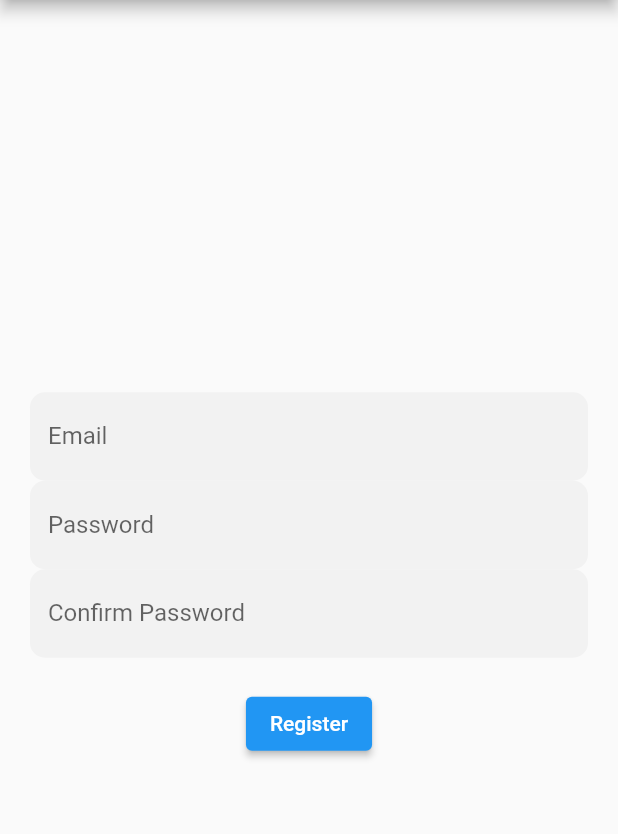
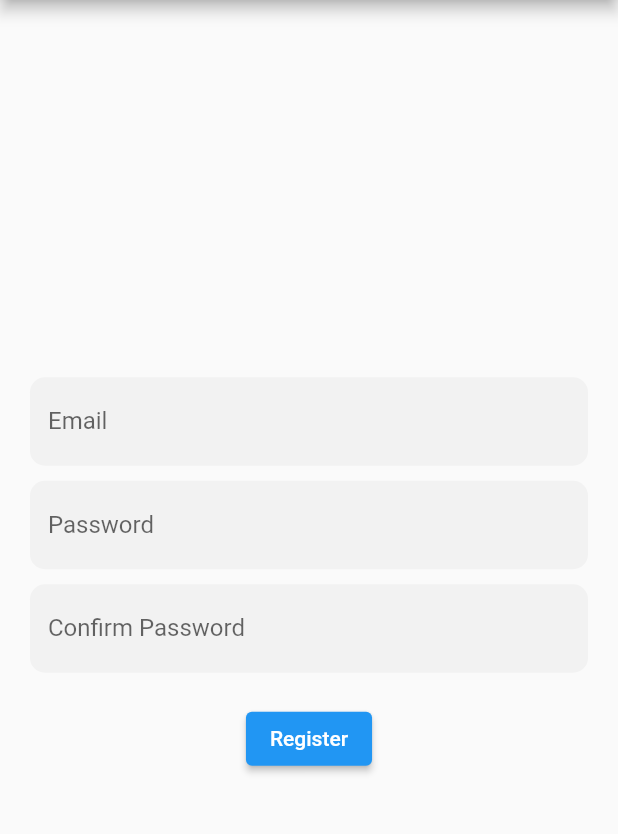
Before and after one commit to mimib00/fenwicks_admin, a Flutter app: the RegisterScreen screen opened by its route, on a phone screen of 412 x 824 dp, the part 84-918 px from its top. Run offline on Flutter 3.47's test engine with Material 2 defaults, Android fonts, the light colour scheme and no system bars; our stand-ins replace cloud_firestore, firebase_auth, firebase_core, firebase_messaging, get, qr_flutter and 2 more; missing offline and left inert: file_saver; accounts and stored records are empty.

Commit message:
fixed spacing in register screen

```diff
--- a/lib/views/auth/register.dart
+++ b/lib/views/auth/register.dart
@@ -36,6 +36,7 @@ class RegisterScreen extends GetView<AuthController> {
                     return null;
                   },
                 ),
+                const SizedBox(height: 10),
                 TextFormField(
                   controller: controller.password,
                   obscureText: true,
@@ -49,6 +50,7 @@ class RegisterScreen extends GetView<AuthController> {
                     return null;
                   },
                 ),
+                const SizedBox(height: 10),
                 TextFormField(
                   controller: controller.confirmPassword,
                   obscureText: true,
```
Also changed, not shown: 2 other files.
